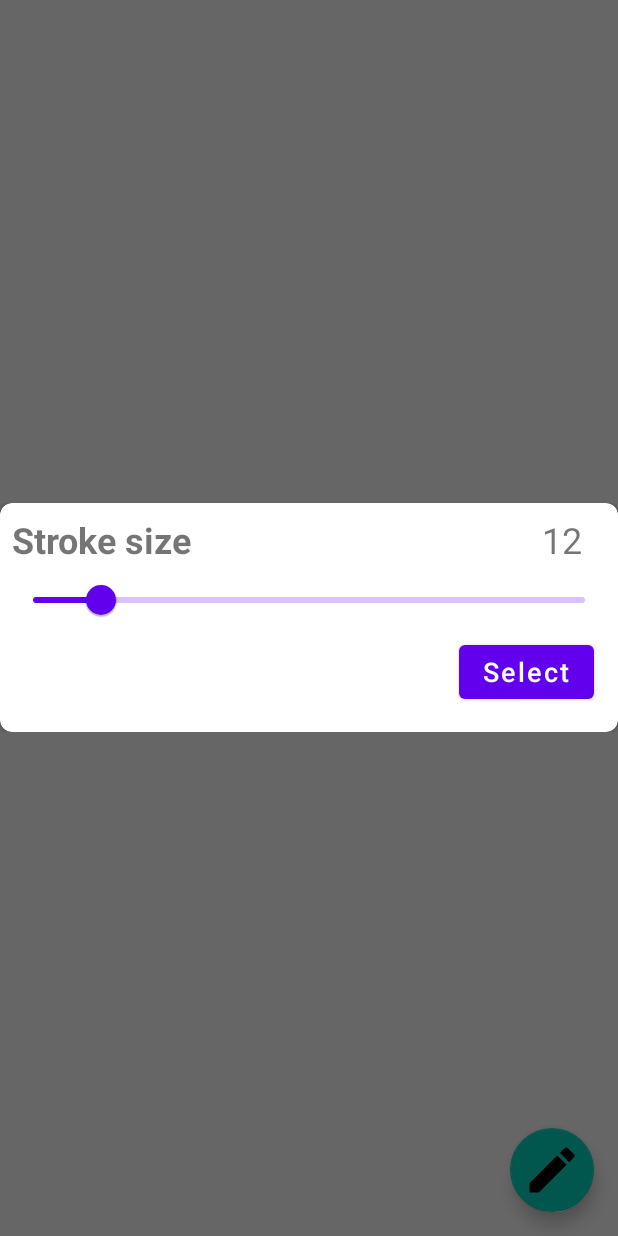
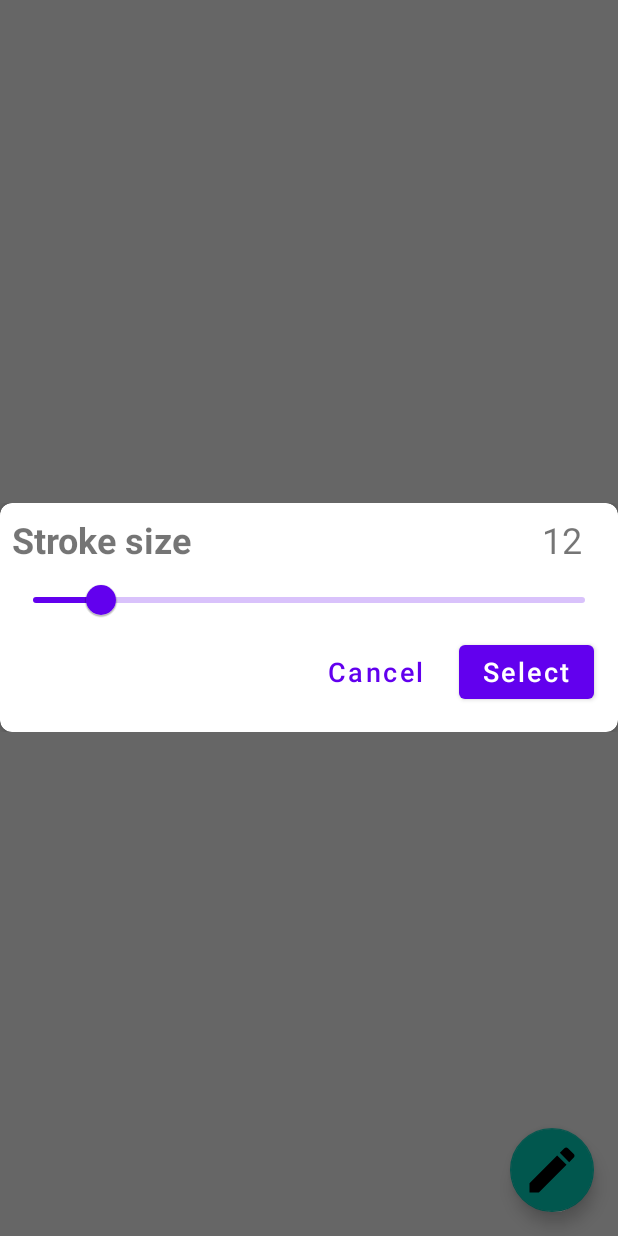
Before and after one commit to 7kashif/MiniCanvas, an Android app: the screen it shows after launch (MainActivity), after a tap on an icon or button, on a phone screen of 412 x 824 dp. Run offline under Robolectric (Android 15) with nearby library versions, the phone set to English and light mode, and no system bars; libraries missing offline, so code that uses them is left out: top.defaults.colorpicker.

```diff
--- a/app/src/main/java/com/kashif/minicanvas/CustomDialogs.kt
+++ b/app/src/main/java/com/kashif/minicanvas/CustomDialogs.kt
@@ -31,9 +31,12 @@ object CustomDialogs {
             tvStrokeSize.text = myCanvasView.getStrokeWidth().toInt().toString()
             strokeSizeSlider.addOnChangeListener { _, value, _ ->
                 tvStrokeSize.text = value.toInt().toString()
-                myCanvasView.setStrokeWidth(value)
             }
             btnSelect.setOnClickListener {
+                myCanvasView.setStrokeWidth(strokeSizeSlider.value)
+                dialog.dismiss()
+            }
+            btnCancel.setOnClickListener {
                 dialog.dismiss()
             }
         }
--- a/app/src/main/java/com/kashif/minicanvas/MainActivity.kt
+++ b/app/src/main/java/com/kashif/minicanvas/MainActivity.kt
@@ -102,7 +102,6 @@ class MainActivity : AppCompatActivity() {
 
     private fun colorPickerPopUp() =
         ColorPickerPopup.Builder(this@MainActivity)
-            .initialColor(R.color.white)
             .enableBrightness(false)
             .enableAlpha(false)
             .showIndicator(true)
--- a/app/src/main/java/com/kashif/minicanvas/MyCanvasView.kt
+++ b/app/src/main/java/com/kashif/minicanvas/MyCanvasView.kt
@@ -98,7 +98,10 @@ class MyCanvasView(context: Context, attr: AttributeSet) : View(context, attr) {
 
     fun setBgColor(color: Int) {
         bgColor = color
+        extraCanvas.save()
         extraCanvas.drawColor(bgColor)
+        this.invalidate()
+        extraCanvas.restore()
     }
 
     fun setStrokeWidth(width: Float) {
@@ -139,6 +142,7 @@ class MyCanvasView(context: Context, attr: AttributeSet) : View(context, attr) {
 
             //draw the path in extra bitmap to cache it
             extraCanvas.drawPath(path, paint)
+            extraCanvas.save()
         }
         //calling invalidate to eventually call onDraw and redraw the view
         invalidate()
--- a/app/src/main/res/layout/stroke_size_dialog.xml
+++ b/app/src/main/res/layout/stroke_size_dialog.xml
@@ -54,6 +54,20 @@
             app:layout_constraintEnd_toEndOf="parent"
             app:layout_constraintTop_toBottomOf="@id/strokeSizeSlider"/>
 
+        <Button
+            android:id="@+id/btnCancel"
+            android:layout_width="wrap_content"
+            android:layout_height="wrap_content"
+            android:layout_marginEnd="8dp"
+            android:text="@string/cancel"
+            android:textAllCaps="false"
+            android:textSize="18sp"
+            android:textColor="?android:colorPrimary"
+            android:background="@color/transparent"
+            app:layout_constraintEnd_toStartOf="@id/btnSelect"
+            app:layout_constraintTop_toTopOf="@id/btnSelect"
+            app:layout_constraintBottom_toBottomOf="@id/btnSelect"/>
+
     </androidx.constraintlayout.widget.ConstraintLayout>
 
 </androidx.cardview.widget.CardView>
--- a/app/src/main/res/values/strings.xml
+++ b/app/src/main/res/values/strings.xml
@@ -6,4 +6,5 @@
     <string name="zero">0</string>
     <string name="stroke_size">Stroke size</string>
     <string name="select">Select</string>
+    <string name="cancel">Cancel</string>
 </resources>
```
